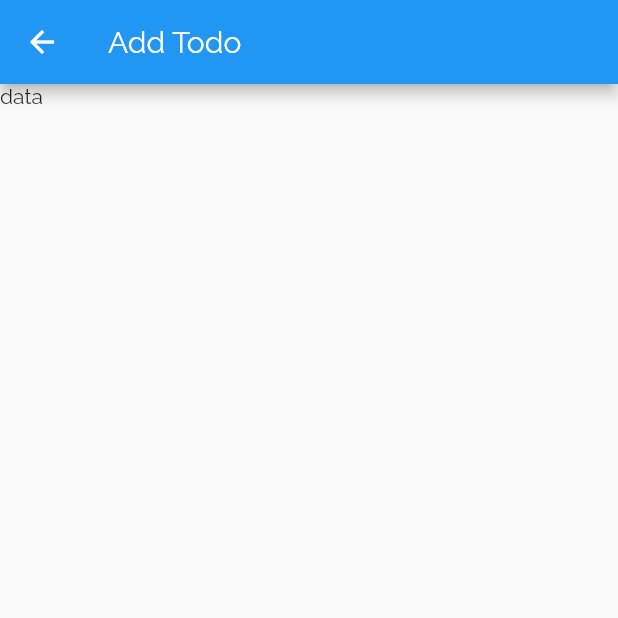
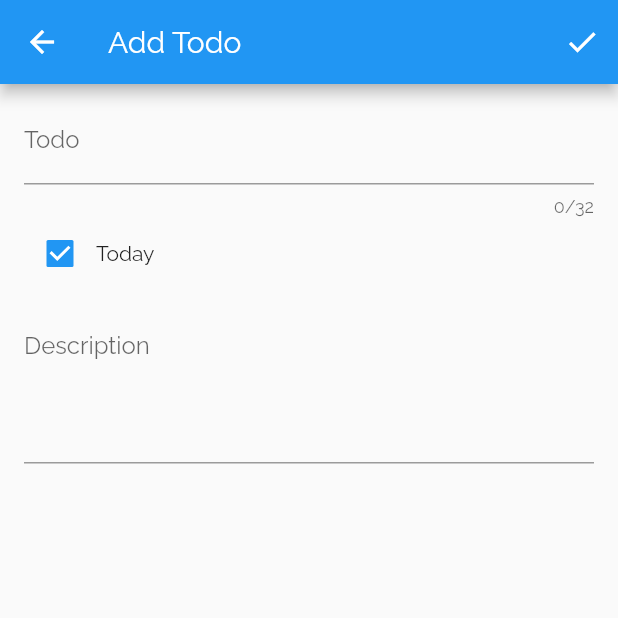
Before and after one commit to SaravanaWorkspaces/todos, a Flutter app: the screen it shows after launch, after a tap on the "add" icon, on a phone screen of 412 x 824 dp, the top half of it. Run offline on Flutter 3.47's test engine with Material 2 defaults, Android fonts, the phone set to English and light mode, and no system bars; our stand-ins replace equatable, flutter_bloc, sqflite; accounts and stored records are empty.

Commit message:
Add todo in localdb

```diff
--- /dev/null
+++ b/lib/db/db_helper.dart
@@ -0,0 +1,43 @@
+import 'package:sqflite/sqflite.dart';
+import 'package:path/path.dart' as p;
+import 'package:todos/model/todo.dart';
+
+class DatabaseHelper {
+  String TABLE_TODO = "_todo";
+  Database? _database;
+
+  DatabaseHelper();
+
+  Future<Database> get database async {
+    if (_database != null) return _database!;
+
+    _database = await _initDB('todo.db');
+    return _database!;
+  }
+
+  Future<Database> _initDB(String filePath) async {
+    final dbPath =
+        await getDatabasesPath(); // Returns relative path of DB directory/Document directory
+    final path = p.join(dbPath, filePath);
+    return await openDatabase(path, version: 1, onCreate: _onCreate);
+  }
+
+  Future _onCreate(Database db, int version) async {
+
+    await db.execute(
+        'CREATE TABLE $TABLE_TODO (${TodoFields.ID}, ${TodoFields.TODO}, ${TodoFields.DESC}, ${TodoFields.TODAY}, ${TodoFields.CREATEDTS}, ${TodoFields.MODIFIEDTS})');
+  }
+
+  Future<int?> insertTodo(Todo todo) async {
+    var todoObj = {
+      "todo"        : todo.todo,
+      "desc"        : todo.desc,
+      "today"       : todo.today,
+      "createdTs"   : todo.createdTs,
+      "modifiedTs"  : todo.modifiedTs,
+    };
+
+    final rowId = await _database?.insert(TABLE_TODO, todoObj);
+    return rowId;
+  }
+}
--- /dev/null
+++ b/lib/model/todo.dart
@@ -0,0 +1,24 @@
+import 'package:equatable/equatable.dart';
+
+class TodoFields {
+  static String ID = "id INTEGER PRIMARY KEY AUTOINCREMENT";
+  static String TODO = "todo TEXT";
+  static String TODAY = "today TEXT";
+  static String DESC = "desc TEXT";
+  static String CREATEDTS = "createdTs INTEGER";
+  static String MODIFIEDTS = "modifiedTs INTEGER";
+}
+
+class Todo extends Equatable {
+
+  final String todo;
+  final bool today;
+  final String? desc;
+  final int createdTs;
+  final int modifiedTs;
+
+  const Todo(this.todo, this.today, this.desc, this.createdTs, this.modifiedTs);
+
+  @override
+  List<Object?> get props => [];
+}
--- a/lib/todo/add_edit_todo.dart
+++ b/lib/todo/add_edit_todo.dart
@@ -1,18 +1,138 @@
 import 'package:flutter/material.dart';
-import 'package:flutter/src/foundation/key.dart';
-import 'package:flutter/src/widgets/framework.dart';
+import 'package:flutter_bloc/flutter_bloc.dart';
+import 'package:todos/model/todo.dart';
+import 'package:todos/todo/bloc/add_edit_todo_bloc.dart';
+import 'package:todos/todo/bloc/add_edit_todo_event.dart';
+import 'package:todos/todo/bloc/add_edit_todo_state.dart';
 import 'package:todos/utils/constants.dart';
 
-class AddEditTodoScreen extends StatelessWidget {
+class AddEditTodoScreen extends StatefulWidget {
   const AddEditTodoScreen({Key? key}) : super(key: key);
 
+  @override
+  State<AddEditTodoScreen> createState() => _AddEditTodoScreenState();
+}
+
+class _AddEditTodoScreenState extends State<AddEditTodoScreen> {
+  @override
+  Widget build(BuildContext context) {
+    return BlocProvider<AddEditTodoBloc>(
+      create: (_) => AddEditTodoBloc(AddTodoInitial()),
+      child: const AddEditPage(),
+    );
+  }
+}
+
+class AddEditPage extends StatefulWidget {
+  const AddEditPage({Key? key}) : super(key: key);
+
+  @override
+  State<AddEditPage> createState() => _AddEditPageState();
+}
+
+class _AddEditPageState extends State<AddEditPage> {
+  bool isTodayChecked = true;
+  final _formKey = GlobalKey<FormState>();
+  final TextEditingController _todoTFFController = TextEditingController();
+  final TextEditingController _descTFFController = TextEditingController();
   @override
   Widget build(BuildContext context) {
     return Scaffold(
       appBar: AppBar(
         title: const Text(Constants.ADD_EDIT_TODO),
+        actionsIconTheme: const IconThemeData(color: Colors.white),
+        actions: [
+          IconButton(
+            onPressed: () {
+              if (_formKey.currentState != null &&
+                  _formKey.currentState!.validate()) {
+                String todo = _todoTFFController.text;
+                String desc = _descTFFController.text;
+                bool today = isTodayChecked;
+                int createdTs = DateTime.now().millisecondsSinceEpoch;
+                int modifiedTs = DateTime.now().millisecondsSinceEpoch;
+                final todoObj = Todo(todo, today, desc, createdTs, modifiedTs);
+                context.read<AddEditTodoBloc>().add(AddTodo(todoObj));
+              }
+            },
+            icon: const Icon(Icons.done),
+            color: Colors.white,
+          )
+        ],
       ),
-      body: Text("data"),
+      body: _pageContent(),
     );
   }
+
+  Container _pageContent() {
+    return Container(
+      padding:
+          const EdgeInsets.only(left: 16.0, top: 8.0, right: 16.0, bottom: 8.0),
+      child: Form(
+        key: _formKey,
+        child: BlocListener<AddEditTodoBloc, AddEditTodoState>(
+          listener: (context, state) => Navigator.pop(context),
+          child: Column(
+            children: [
+              _todoTextFormField(),
+              _todayCheckbox(),
+              _descTextFormField(),
+            ],
+          ),
+        ),
+      ),
+    );
+  }
+
+  _todoTextFormField() {
+    return TextFormField(
+      maxLines: 1,
+      maxLength: 32,
+      controller: _todoTFFController,
+      decoration: const InputDecoration(
+        border: UnderlineInputBorder(),
+        labelText: 'Todo',
+      ),
+      validator: _inputFieldValidation,
+    );
+  }
+
+  _todayCheckbox() {
+    return Row(
+      children: [
+        Checkbox(
+            value: isTodayChecked,
+            onChanged: (changed) {
+              setState(() {
+                isTodayChecked = changed!;
+              });
+            }),
+        const Text("Today")
+      ],
+    );
+  }
+
+  _descTextFormField() {
+    return Expanded(
+      child: TextFormField(
+        minLines: 4,
+        maxLines: 6,
+        controller: _descTFFController,
+        keyboardType: TextInputType.multiline,
+        decoration: const InputDecoration(
+          border: UnderlineInputBorder(),
+          labelText: 'Description',
+          alignLabelWithHint: true,
+        ),
+        validator: _inputFieldValidation,
+      ),
+    );
+  }
+
+  String? _inputFieldValidation(String? value) {
+    if (value == null || value.isEmpty) {
+      return 'Please enter some text';
+    }
+    return null;
+  }
 }
--- /dev/null
+++ b/lib/todo/bloc/add_edit_todo_bloc.dart
@@ -0,0 +1,15 @@
+import 'package:flutter_bloc/flutter_bloc.dart';
+import 'package:todos/db/db_helper.dart';
+import 'package:todos/todo/bloc/add_edit_todo_event.dart';
+import 'package:todos/todo/bloc/add_edit_todo_state.dart';
+
+class AddEditTodoBloc extends Bloc<AddEditTodoEvent, AddEditTodoState> {
+  AddEditTodoBloc(AddTodoInitial initial) : super(initial) {
+   on<AddTodo>(_insertTodo);
+  }
+
+  void _insertTodo(AddTodo event, Emitter<AddEditTodoState> emit) async {
+    await DatabaseHelper().insertTodo(event.todo);
+    emit(AddTodoSuccess());
+  }
+}
--- /dev/null
+++ b/lib/todo/bloc/add_edit_todo_event.dart
@@ -0,0 +1,15 @@
+import 'package:equatable/equatable.dart';
+import 'package:todos/model/todo.dart';
+
+abstract class AddEditTodoEvent extends Equatable {
+  const AddEditTodoEvent();
+}
+
+class AddTodo extends AddEditTodoEvent {
+
+  Todo todo;
+  AddTodo(this.todo);
+
+  @override
+  List<Object?> get props => [];
+}
--- /dev/null
+++ b/lib/todo/bloc/add_edit_todo_state.dart
@@ -0,0 +1,17 @@
+import 'package:equatable/equatable.dart';
+
+abstract class AddEditTodoState extends Equatable {
+  const AddEditTodoState();
+
+   @override
+  List<Object> get props => [];
+}
+
+class AddTodoInitial extends AddEditTodoState {}
+
+class AddTodoSuccess extends AddEditTodoState {}
+
+class AddTodoFailed extends AddEditTodoState {
+  final String? message;
+  const AddTodoFailed(this.message);
+}
--- a/pubspec.yaml
+++ b/pubspec.yaml
@@ -35,6 +35,8 @@ dependencies:
   # Use with the CupertinoIcons class for iOS style icons.
   cupertino_icons: ^1.0.2
   flutter_bloc: ^8.1.1
+  equatable: ^2.0.5
+  sqflite: ^2.0.3+1
 
 dev_dependencies:
   flutter_test:
```
Also changed, not shown: pubspec.lock, 1 other file.
